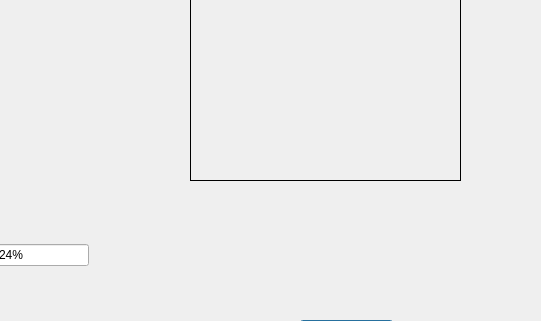
The window that game2/fightui.ui (guyuisland/cxsjsj) describes before a commit, drawn with Qt 5; both pictures show x 260 to 801 and y 190 to 511 of the 1280 by 720 pixel window.
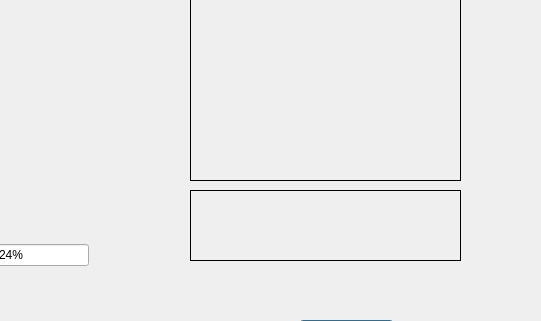
The same window after the commit. Custom widgets are drawn as their Qt base class.

Diff of the .ui file:
```diff
--- a/game2/fightui.ui
+++ b/game2/fightui.ui
@@ -499,8 +499,8 @@
     <rect>
      <x>340</x>
      <y>250</y>
-     <width>72</width>
-     <height>41</height>
+     <width>70</width>
+     <height>40</height>
     </rect>
    </property>
    <property name="text">
@@ -632,6 +632,22 @@
     <string>提交</string>
    </property>
   </widget>
+  <widget class="QLabel" name="message">
+   <property name="geometry">
+    <rect>
+     <x>450</x>
+     <y>380</y>
+     <width>271</width>
+     <height>71</height>
+    </rect>
+   </property>
+   <property name="frameShape">
+    <enum>QFrame::Box</enum>
+   </property>
+   <property name="text">
+    <string/>
+   </property>
+  </widget>
   <zorder>BackGround</zorder>
   <zorder>my_monster2</zorder>
   <zorder>SummonLabel</zorder>
```
Left out of the diff: 5 changed lines with no effect on the pictures.
